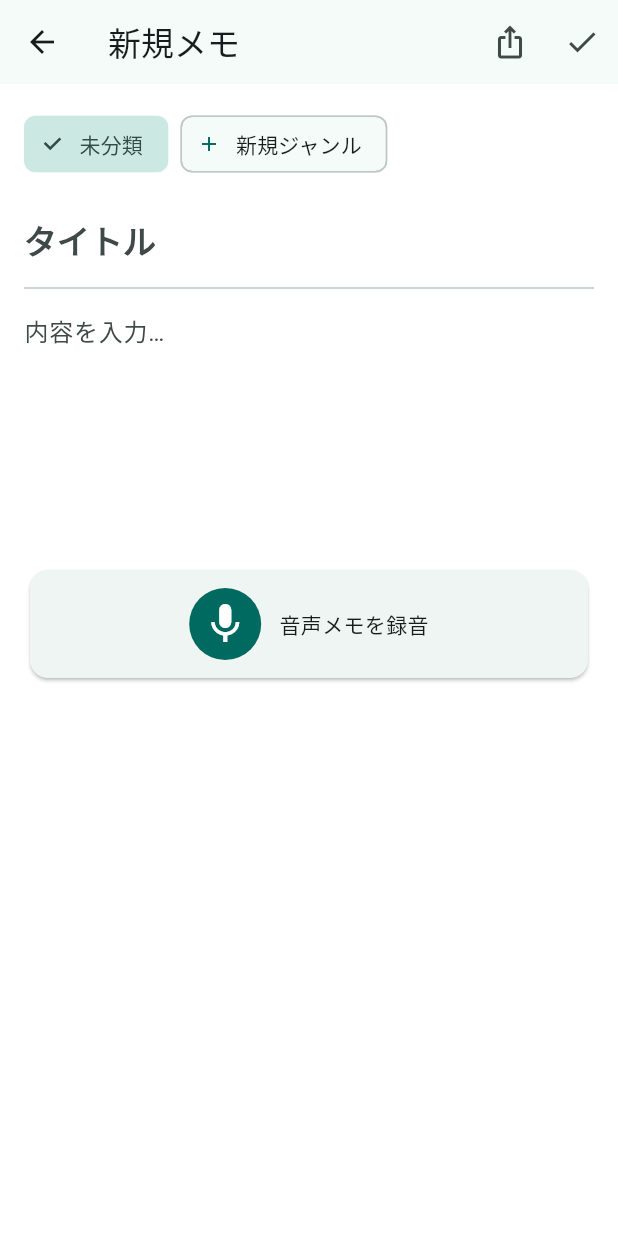
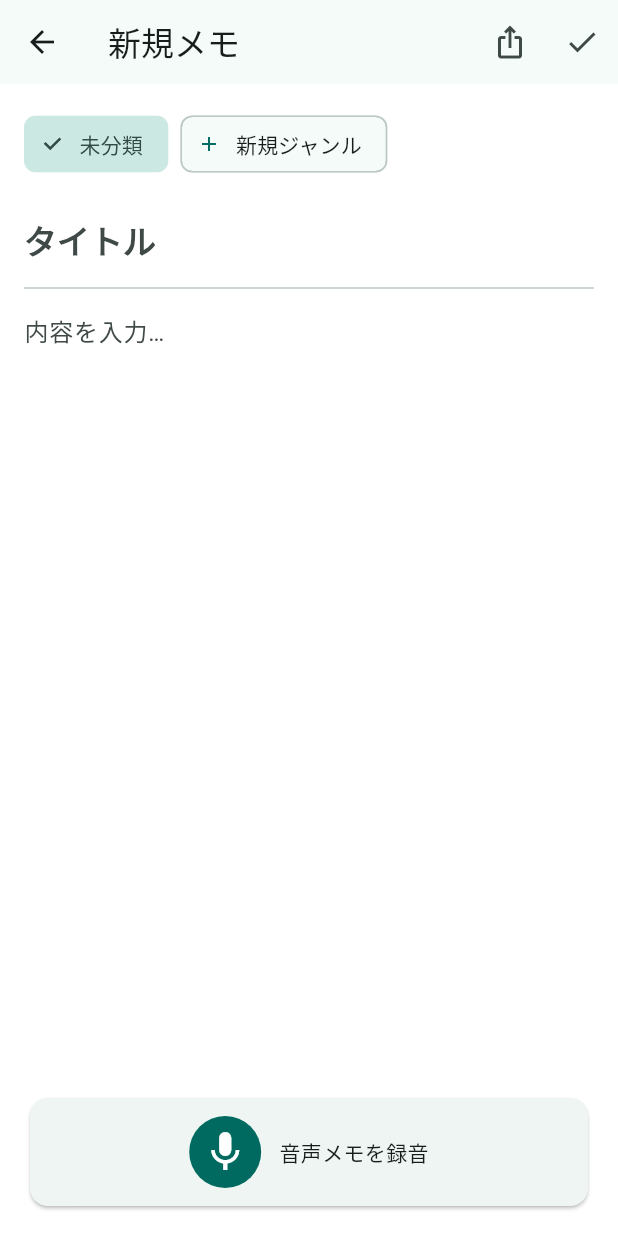
Before and after one commit to aiueodayone/bar, a Flutter app: the MemoEditScreen screen opened directly, on a phone screen of 412 x 824 dp. Run offline on Flutter 3.47's test engine with Material 3 defaults, Android fonts, the phone set to English and light mode, and no system bars; our stand-ins replace audioplayers, google_mobile_ads, in_app_purchase, share_plus, shared_preferences, sqflite; missing offline and left inert: record, vosk_flutter; accounts and stored records are empty.

Commit message:
Give the content field its own scroll region to ease long-memo typing lag
User report: typing gets heavy specifically once a memo has a lot of
text already, and worse the faster they type. Confirmed via follow-up
that it's tied to content length, not just "any memo."

The content TextField (maxLines: null) lived directly inside the
screen's outer ListView alongside the genre chips, title field, and
audio section. With an unbounded multi-line TextField as a ListView
child, every keystroke's text-layout pass also feeds into the
ListView's own scroll-extent recalculation for that child — on top of
Flutter's inherent per-edit full-paragraph layout cost (TextPainter
re-lays-out the whole text run on any change, not just the edited
line), which itself scales with total text length. That base cost is a
framework characteristic I can't eliminate from application code, but
the added ListView-cascade on every keystroke was extra, removable
overhead.

Restructured the body from a single ListView to a Column: genre chips
+ title stay in a fixed top section, the audio section stays in a
fixed bottom section, and the content TextField now sits in an
Expanded region with expands: true, scrolling internally within its
own bounded viewport instead of growing an ancestor ListView. Side
benefit: the record/playback/transcribe controls stay reachable without
scrolling past a long memo's text, where before they could end up far
below the fold.

Being upfront about the limits here: this removes the outer-scrollable
overhead, but Flutter's own per-edit full-text layout cost for a large
TextField is inherent to the framework, not something this change (or
any application-level change I have available) fully eliminates. Very
long memos may still feel some slowdown while typing, just less than
before.

`flutter analyze` and `flutter test` both pass locally. Needs an
on-device check with a genuinely long memo (the kind that triggered
the original report) typed quickly.

Co-Authored-By: Claude Sonnet 5 <noreply@anthropic.com>
Claude-Session: https://claude.ai/code/session_01Fscp4pZpAJXbyCuEvh1Kow

```diff
--- a/lib/screens/memo_edit_screen.dart
+++ b/lib/screens/memo_edit_screen.dart
@@ -396,8 +396,12 @@ class _MemoEditScreenState extends State<MemoEditScreen> {
             IconButton(icon: const Icon(Icons.check), onPressed: _save),
           ],
         ),
-        body: ListView(
-          padding: const EdgeInsets.all(16),
+        body: Column(
+          children: [
+            Padding(
+              padding: const EdgeInsets.fromLTRB(16, 16, 16, 0),
+              child: Column(
+                crossAxisAlignment: CrossAxisAlignment.stretch,
                 children: [
                   Wrap(
                     spacing: 8,
@@ -406,7 +410,8 @@ class _MemoEditScreenState extends State<MemoEditScreen> {
                       ChoiceChip(
                         label: const Text('未分類'),
                         selected: _selectedGenreId == null,
-                  onSelected: (_) => setState(() => _selectedGenreId = null),
+                        onSelected: (_) =>
+                            setState(() => _selectedGenreId = null),
                       ),
                       for (final genre in genreProvider.genres)
                         ChoiceChip(
@@ -442,17 +447,31 @@ class _MemoEditScreenState extends State<MemoEditScreen> {
                         ?.copyWith(fontWeight: FontWeight.bold),
                   ),
                   const Divider(),
-            TextField(
+                ],
+              ),
+            ),
+            // 本文欄は外側を ListView にせず、ここだけ独立してスクロール
+            // させる。文字量が多いメモで、外側のスクロール領域の高さ計算に
+            // 本文の再レイアウトが毎回波及しないようにするため。
+            Expanded(
+              child: Padding(
+                padding: const EdgeInsets.symmetric(horizontal: 16),
+                child: TextField(
                   controller: _contentController,
                   decoration: const InputDecoration(
                     hintText: '内容を入力…',
                     border: InputBorder.none,
                   ),
                   maxLines: null,
-              minLines: 6,
+                  expands: true,
+                  textAlignVertical: TextAlignVertical.top,
                 ),
-            const SizedBox(height: 16),
-            _buildAudioSection(context),
+              ),
+            ),
+            Padding(
+              padding: const EdgeInsets.fromLTRB(16, 0, 16, 16),
+              child: _buildAudioSection(context),
+            ),
           ],
         ),
       ),
```
Lines whose indentation alone changed are shown as unchanged.
